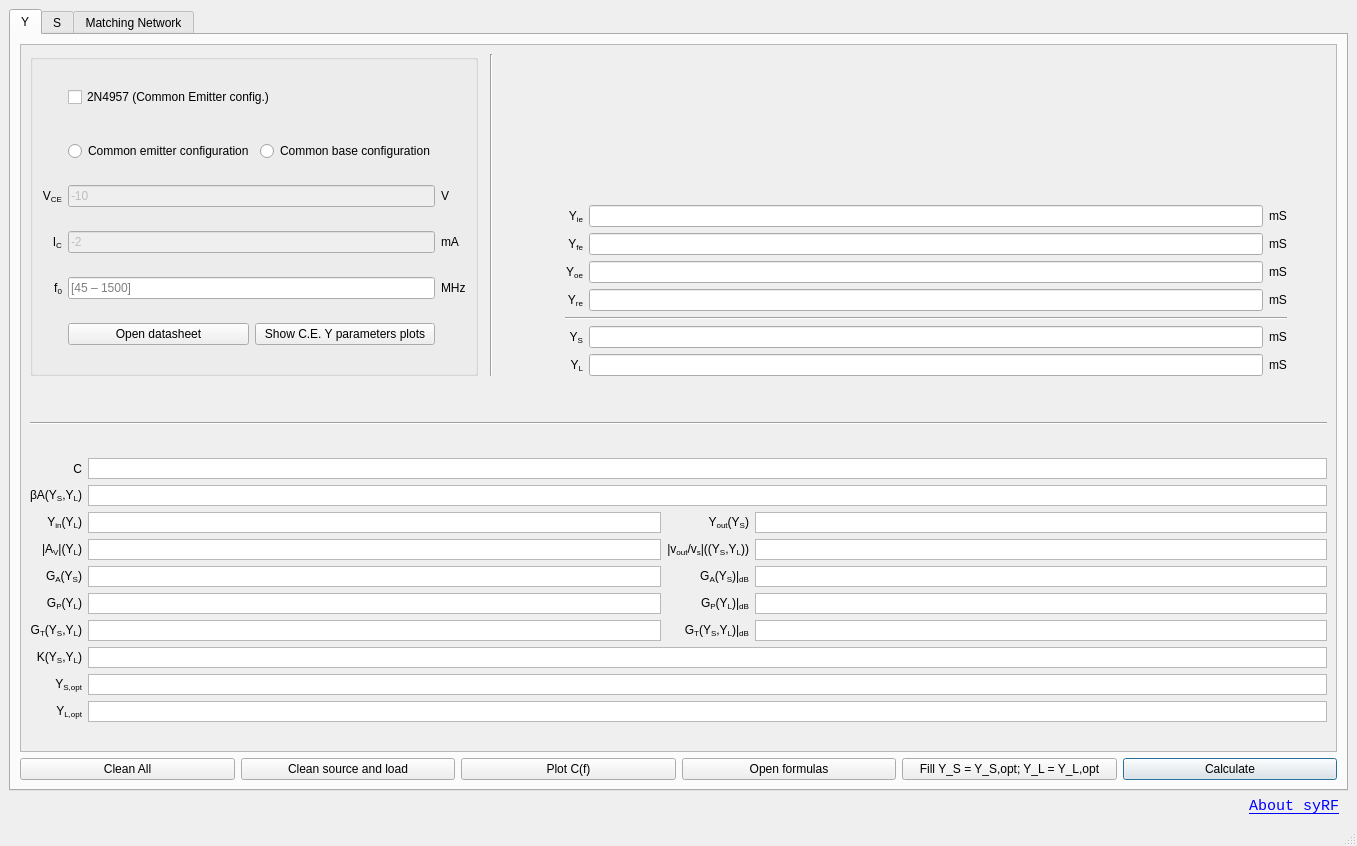
urbanij/syRF, file ui/syRF.ui: the form before one commit.
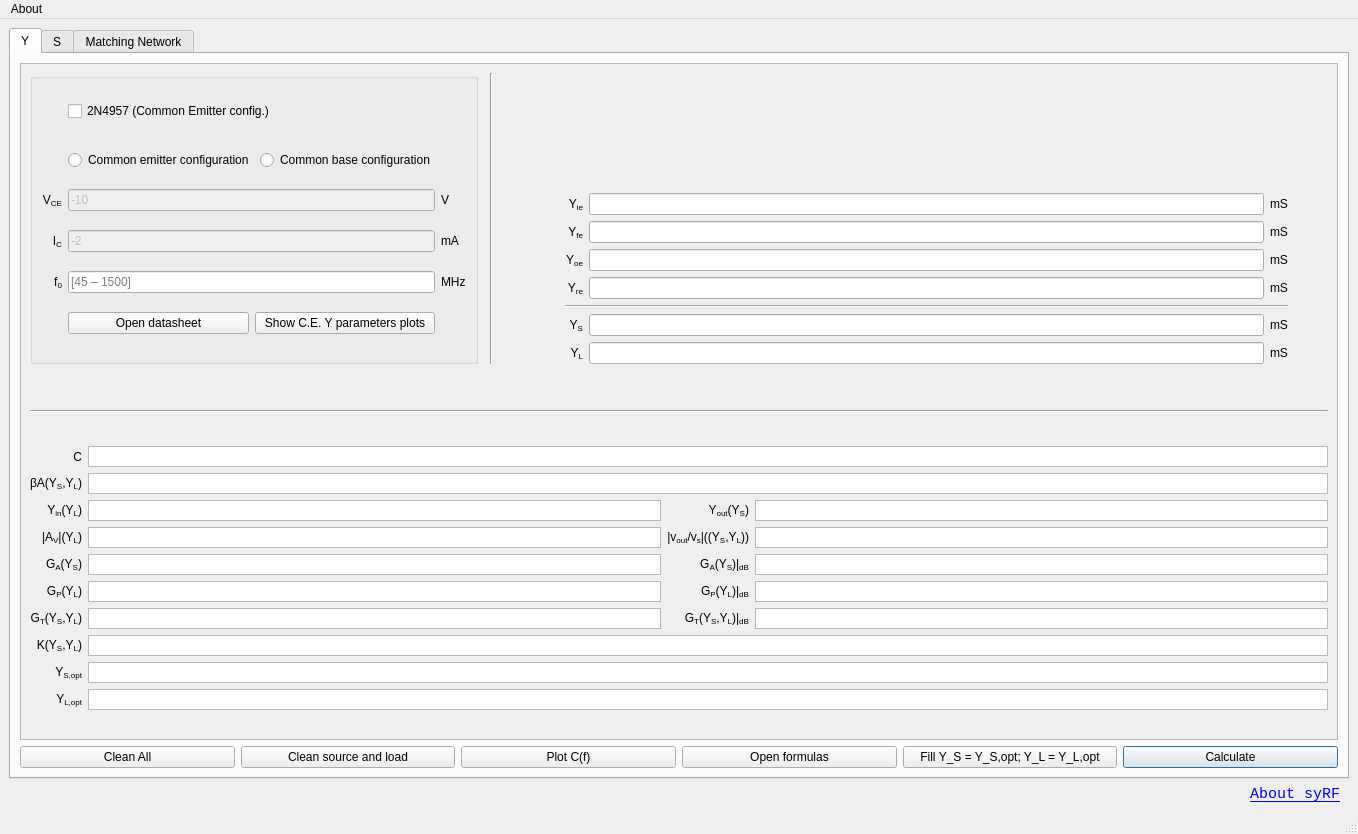
The form after the commit. The open tabs and pages were chosen to show the change.

```diff
--- a/ui/syRF.ui
+++ b/ui/syRF.ui
@@ -7,8 +7,8 @@
    <rect>
     <x>0</x>
     <y>0</y>
-    <width>1357</width>
-    <height>846</height>
+    <width>1358</width>
+    <height>834</height>
    </rect>
   </property>
   <property name="windowTitle">
@@ -41,7 +41,7 @@
               <rect>
                <x>0</x>
                <y>0</y>
-               <width>1283</width>
+               <width>1284</width>
                <height>691</height>
               </rect>
              </property>
@@ -4973,6 +4973,22 @@
    </layout>
   </widget>
   <widget class="QStatusBar" name="statusbar"/>
+  <widget class="QMenuBar" name="menuBar">
+   <property name="geometry">
+    <rect>
+     <x>0</x>
+     <y>0</y>
+     <width>1358</width>
+     <height>22</height>
+    </rect>
+   </property>
+   <widget class="QMenu" name="menuAbout">
+    <property name="title">
+     <string>About</string>
+    </property>
+   </widget>
+   <addaction name="menuAbout"/>
+  </widget>
   <action name="actionAbout">
    <property name="text">
     <string>About</string>
```
Left out of the diff: 4 changed lines with no effect on the pictures.
